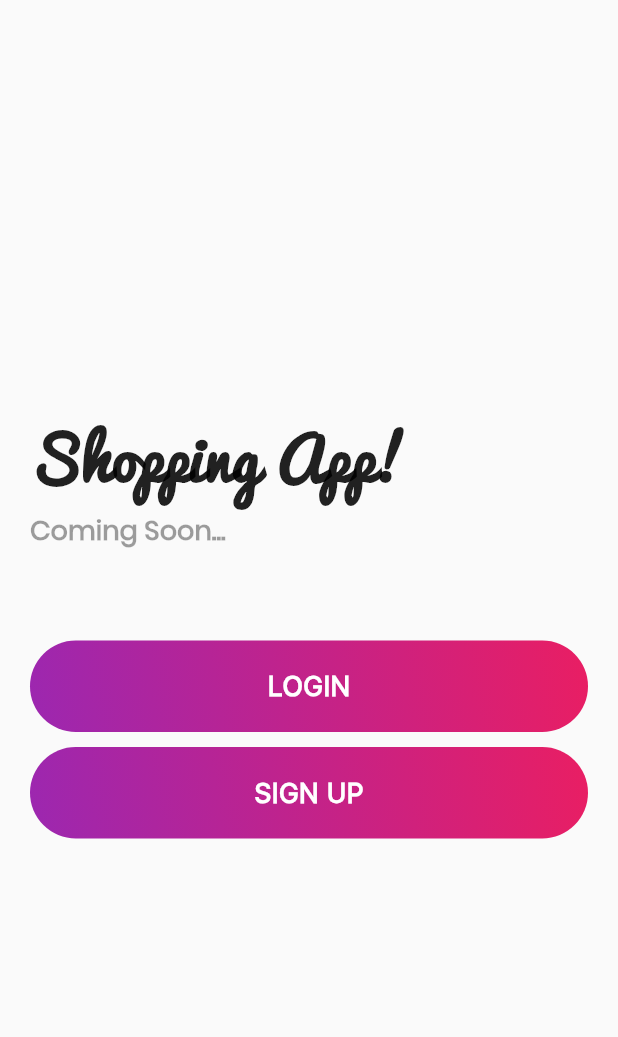
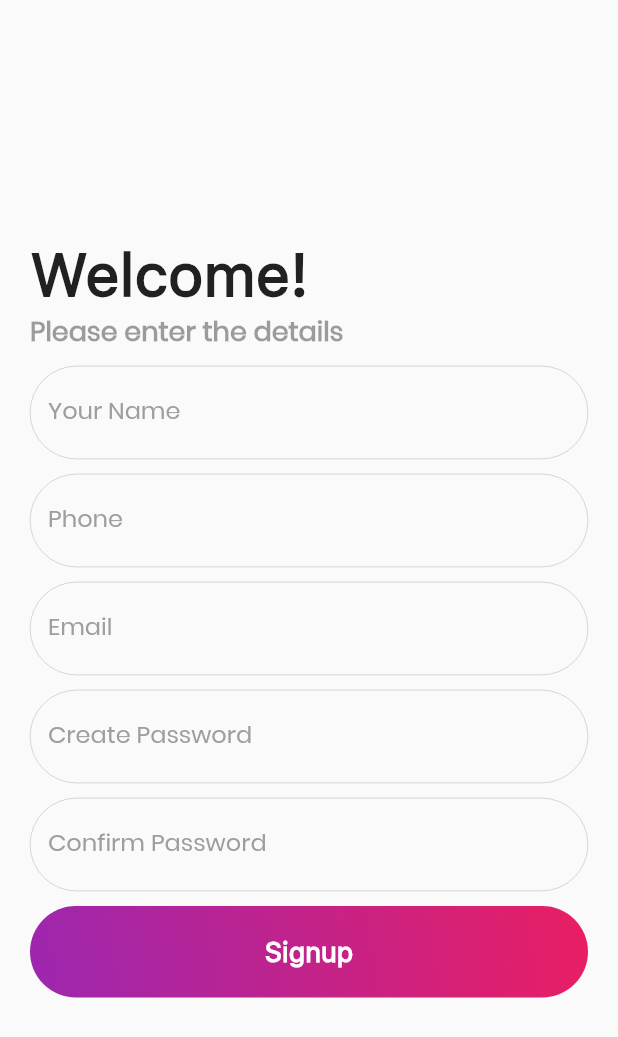
Before and after one commit to vaibhavcs99/ecoShop, a Flutter app: the screen it shows after launch, after a tap on "SIGN UP", on a phone screen of 412 x 824 dp. Shown: the top 1037 px of the screen. Run offline on Flutter 3.47's test engine with Material 2 defaults, Android fonts, the phone set to English and light mode, and no system bars.

Commit message:
signup page added

```diff
--- /dev/null
+++ b/lib/screens/signuppage.dart
@@ -0,0 +1,223 @@
+import 'package:ecoShop/screens/navbar.dart';
+import 'package:flutter/material.dart';
+import 'package:flutter/rendering.dart';
+import '../shared/styles.dart';
+
+class Signuppage extends StatelessWidget {
+  @override
+  Widget build(BuildContext context) {
+    return MaterialApp(
+      home: SignupPage(),
+    );
+  }
+}
+
+class SignupPage extends StatefulWidget {
+  @override
+  _SignupPageState createState() => _SignupPageState();
+}
+
+class _SignupPageState extends State<SignupPage> {
+  @override
+  Widget build(BuildContext context) {
+    return Scaffold(
+      body: Container(
+        padding: EdgeInsets.all(20),
+        child: Column(
+            mainAxisAlignment: MainAxisAlignment.center,
+            crossAxisAlignment: CrossAxisAlignment.start,
+            children: [
+              Text(
+                "Welcome!",
+                style: TextStyle(
+                  fontSize: 40,
+                  fontFamily: 'sfpro',
+                  fontWeight: FontWeight.w900,
+                ),
+              ),
+              Text(
+                "Please enter the details",
+                style: TextStyle(
+                  color: Colors.black38,
+                  fontFamily: 'poppins',
+                  fontSize: 18,
+                  fontWeight: FontWeight.w900,
+                ),
+              ),
+              SizedBox(
+                height: 10,
+              ),
+              TextFormField(
+                decoration: InputDecoration(
+                    labelText: "Your Name",
+                    labelStyle: TextStyle(
+                        color: Colors.grey, fontWeight: FontWeight.w100),
+                    fillColor: Colors.white,
+                    enabledBorder: OutlineInputBorder(
+                      borderRadius: BorderRadius.circular(40),
+                      borderSide: const BorderSide(width: 0.1),
+                    ),
+                    focusedBorder: new OutlineInputBorder(
+                      borderRadius: new BorderRadius.circular(40),
+                      borderSide: BorderSide(width: 0.1),
+                    )),
+                validator: (val) {
+                  if (val.length == 0) {
+                    return "Name cannot be empty";
+                  } else {
+                    return null;
+                  }
+                },
+                style: new TextStyle(
+                  fontFamily: 'poppins',
+                ),
+              ),
+                            SizedBox(
+                height: 10,
+              ),
+              TextFormField(
+                decoration: InputDecoration(
+                    labelText: "Phone",
+                    labelStyle: TextStyle(
+                        color: Colors.grey, fontWeight: FontWeight.w100),
+                    fillColor: Colors.white,
+                    enabledBorder: OutlineInputBorder(
+                      borderRadius: BorderRadius.circular(40),
+                      borderSide: const BorderSide(width: 0.1),
+                    ),
+                    focusedBorder: new OutlineInputBorder(
+                      borderRadius: new BorderRadius.circular(40),
+                      borderSide: BorderSide(width: 0.1),
+                    )),
+                validator: (val) {
+                  if (val.length == 0) {
+                    return "Phone cannot be empty";
+                  } else {
+                    return null;
+                  }
+                },
+                keyboardType: TextInputType.number,
+                style: new TextStyle(
+                  fontFamily: 'poppins',
+                ),
+              ),
+              SizedBox(
+                height: 10,
+              ),
+              TextFormField(
+                decoration: InputDecoration(
+                    labelText: "Email",
+                    labelStyle: TextStyle(
+                        color: Colors.grey, fontWeight: FontWeight.w100),
+                    fillColor: Colors.white,
+                    enabledBorder: OutlineInputBorder(
+                      borderRadius: BorderRadius.circular(40),
+                      borderSide: const BorderSide(width: 0.1),
+                    ),
+                    focusedBorder: new OutlineInputBorder(
+                      borderRadius: new BorderRadius.circular(40),
+                      borderSide: BorderSide(width: 0.1),
+                    )),
+                validator: (val) {
+                  if (val.length == 0) {
+                    return "Email cannot be empty";
+                  } else {
+                    return null;
+                  }
+                },
+                keyboardType: TextInputType.emailAddress,
+                style: new TextStyle(
+                  fontFamily: 'poppins',
+                ),
+              ),
+              SizedBox(
+                height: 10,
+              ),
+              TextFormField(
+                decoration: InputDecoration(
+                    labelText: "Create Password",
+                    labelStyle: TextStyle(
+                        color: Colors.grey, fontWeight: FontWeight.w100),
+                    fillColor: Colors.white,
+                    enabledBorder: OutlineInputBorder(
+                      borderRadius: BorderRadius.circular(40),
+                      borderSide: const BorderSide(width: 0.1),
+                    ),
+                    focusedBorder: new OutlineInputBorder(
+                      borderRadius: new BorderRadius.circular(40),
+                      borderSide: BorderSide(width: 0.1),
+                    )),
+                validator: (val) {
+                  if (val.length == 0) {
+                    return "Password cannot be empty";
+                  } else {
+                    return null;
+                  }
+                },
+                obscureText: true,
+                style: new TextStyle(
+                  fontFamily: 'poppins',
+                ),
+              ),
+                            SizedBox(
+                height: 10,
+              ),
+              TextFormField(
+                decoration: InputDecoration(
+                    labelText: "Confirm Password",
+                    labelStyle: TextStyle(
+                        color: Colors.grey, fontWeight: FontWeight.w100),
+                    fillColor: Colors.white,
+                    enabledBorder: OutlineInputBorder(
+                      borderRadius: BorderRadius.circular(40),
+                      borderSide: const BorderSide(width: 0.1),
+                    ),
+                    focusedBorder: new OutlineInputBorder(
+                      borderRadius: new BorderRadius.circular(40),
+                      borderSide: BorderSide(width: 0.1),
+                    )),
+                validator: (val) {
+                  if (val.length == 0) {
+                    return "Password cannot be empty";
+                  } else {
+                    return null;
+                  }
+                },
+                obscureText: true,
+                style: new TextStyle(
+                  fontFamily: 'poppins',
+                ),
+              ),
+              SizedBox(
+                height: 10,
+              ),
+              InkWell(
+                onTap: () {
+                  Navigator.push(context,
+                      MaterialPageRoute(builder: (context) => BottomTabs()));
+                },
+                child: Container(
+                  padding: EdgeInsets.symmetric(vertical: 20),
+                  width: MediaQuery.of(context).size.width,
+                  decoration: BoxDecoration(
+                    borderRadius: BorderRadius.all(Radius.circular(40)),
+                    gradient: gradientButtons,
+                  ),
+                  child: Center(
+                    child: Text(
+                      "Signup",
+                      style: TextStyle(
+                        color: Colors.white,
+                        fontFamily: 'sfpro',
+                        fontSize: 18,
+                        fontWeight: FontWeight.bold,
+                      ),
+                    ),
+                  ),
+                ),
+              ),
+            ]),
+      ),
+    );
+  }
+}
--- a/lib/screens/start_screen.dart
+++ b/lib/screens/start_screen.dart
@@ -1,4 +1,5 @@
 import 'package:ecoShop/screens/loginpage.dart';
+import 'package:ecoShop/screens/signuppage.dart';
 import 'package:flutter/material.dart';
 import '../shared/styles.dart';
 
@@ -74,7 +75,9 @@ class _StartScreenState extends State<StartScreen> {
               height: 10,
             ),
             InkWell(
-              onTap: () {},
+              onTap: () {
+                openSignupPage();
+              },
               child: Container(
                 padding: EdgeInsets.symmetric(vertical: 20),
                 width: MediaQuery.of(context).size.width,
@@ -105,4 +108,8 @@ class _StartScreenState extends State<StartScreen> {
     Navigator.push(
         context, MaterialPageRoute(builder: (context) => Loginpage()));
   }
+  void openSignupPage() {
+    Navigator.push(
+        context, MaterialPageRoute(builder: (context) => Signuppage()));
+  }
 }
```
